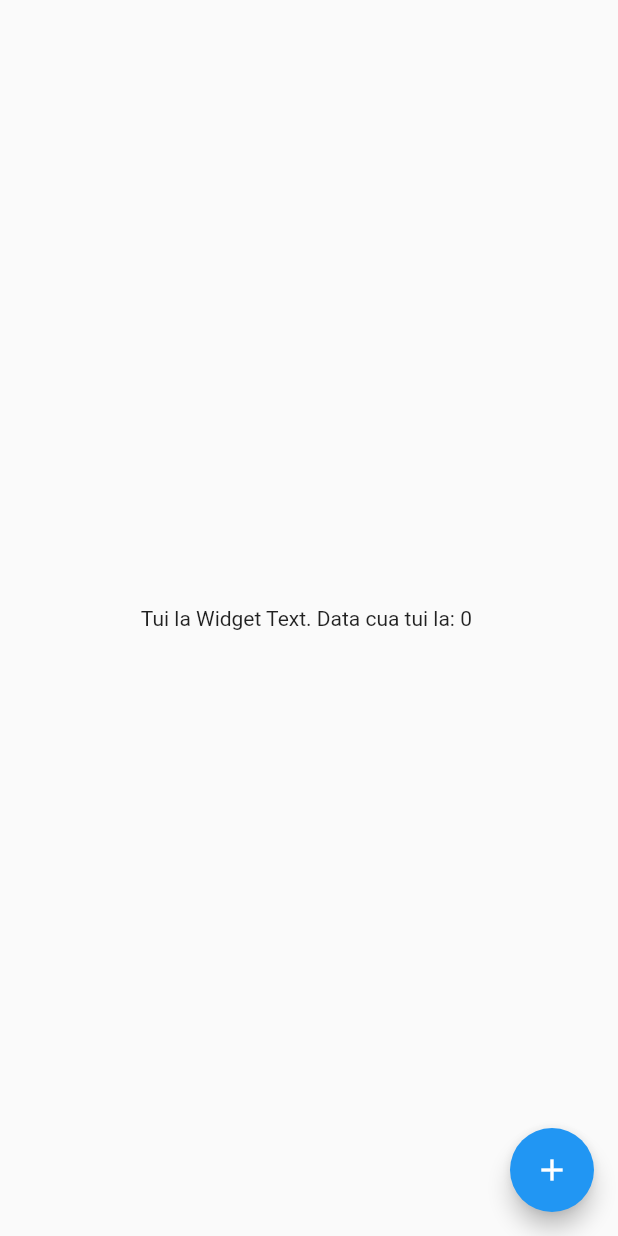
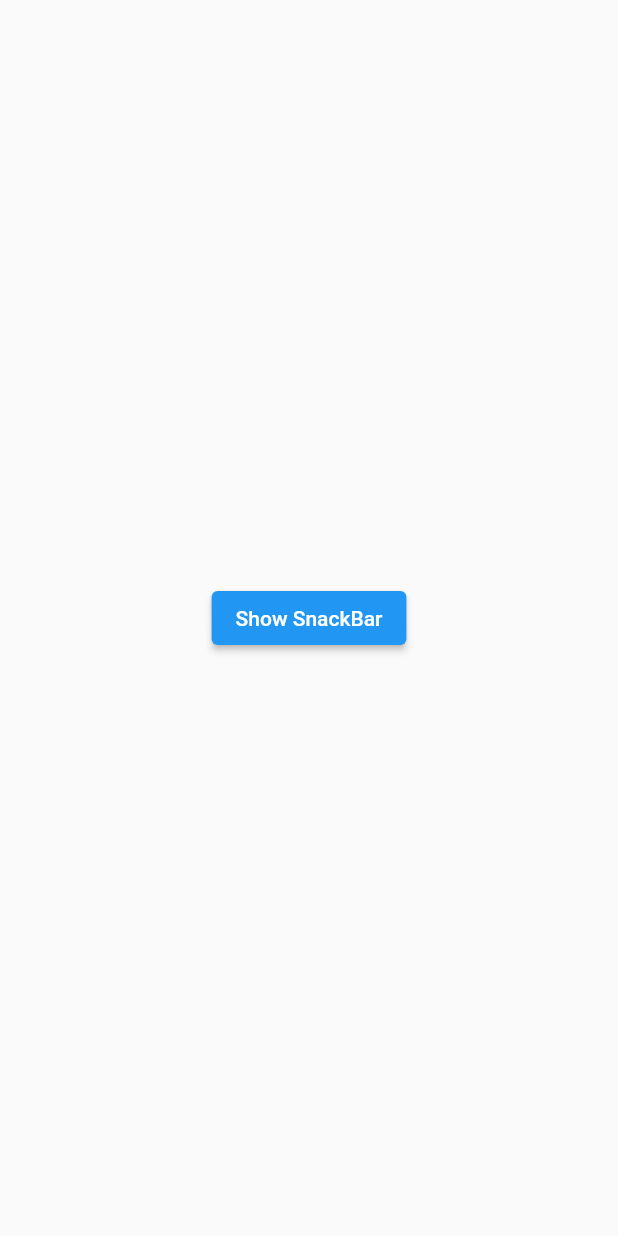
Before and after one commit to ducmy/learn_flutter_from_udemy, a Flutter app: the screen it shows after launch, on a phone screen of 412 x 824 dp. Run offline on Flutter 3.47's test engine with Material 2 defaults, Android fonts, the phone set to English and light mode, and no system bars.

Commit message:
Update haft

```diff
--- a/lib/main.dart
+++ b/lib/main.dart
@@ -1,12 +1,8 @@
 import 'package:flutter/material.dart';
 
-void main() {
-  runApp(MyApp());
-}
+void main() => runApp(MyApp());
 
 class MyApp extends StatelessWidget {
-  const MyApp({Key? key}) : super(key: key);
-
   @override
   Widget build(BuildContext context) {
     return MaterialApp(
@@ -15,47 +11,19 @@ class MyApp extends StatelessWidget {
   }
 }
 
-// Sử dụng data thi dung StatefulWidget
-// StatefulWidget con duoc dung de rebuild subWidget
-class MyHomePage extends StatefulWidget {
-  MyHomePage({Key? key}) : super(key: key);
-
-  @override
-  _MyHomePageState createState() => _MyHomePageState();
-}
-
-class _MyHomePageState extends State<MyHomePage> {
-  int counter = 0; // Data cua Widget
-
+class MyHomePage extends StatelessWidget {
   @override
   Widget build(BuildContext context) {
     return Scaffold(
       body: Center(
-        child: MyText(counter: counter),
-      ),
-      floatingActionButton: FloatingActionButton(
-        onPressed: () {
-          setState(() {
-            counter++;
-          });
-        },
-        child: Icon(Icons.add),
+        child: ElevatedButton(
+          onPressed: () {
+            final snackBar = SnackBar(content: Text('This is snack Bar ^^'));
+            Scaffold.of(context).showSnackBar(snackBar);
+          },
+          child: const Text('Show SnackBar'),
+        ),
       ),
     );
   }
 }
-
-// Hiển thị data thì dùng StatelessWidget
-class MyText extends StatelessWidget {
-  const MyText({
-    Key? key,
-    required this.counter,
-  }) : super(key: key);
-
-  final int counter;
-
-  @override
-  Widget build(BuildContext context) {
-    return Text('Tui la Widget Text. Data cua tui la: $counter ');
-  }
-}
```
